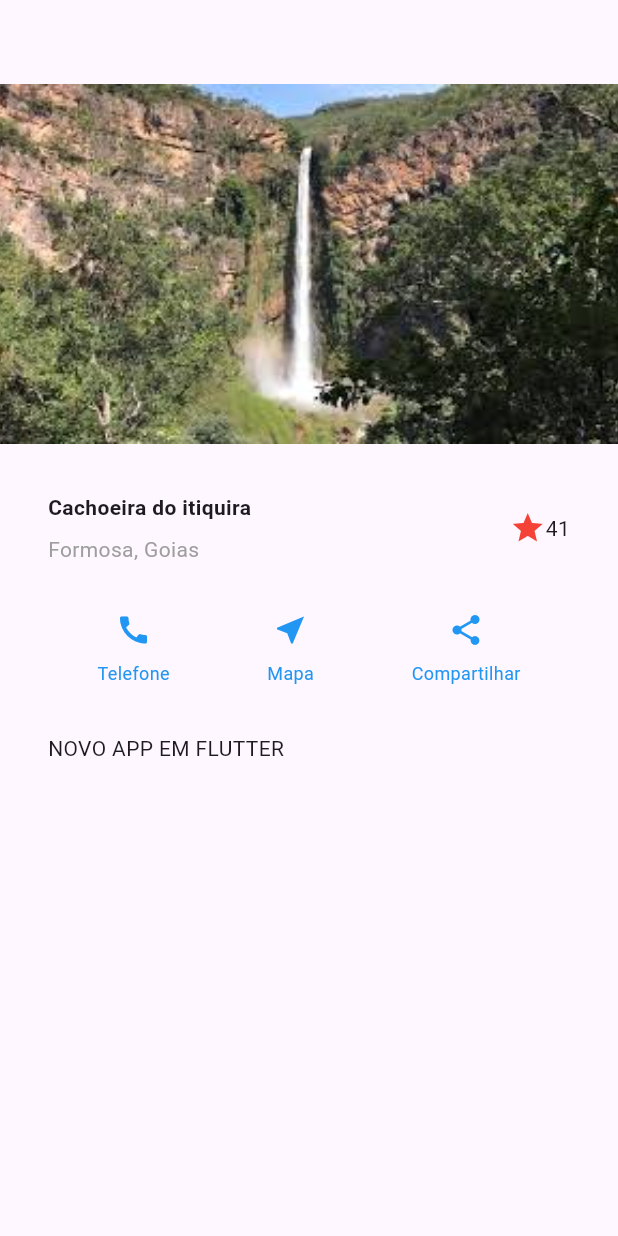
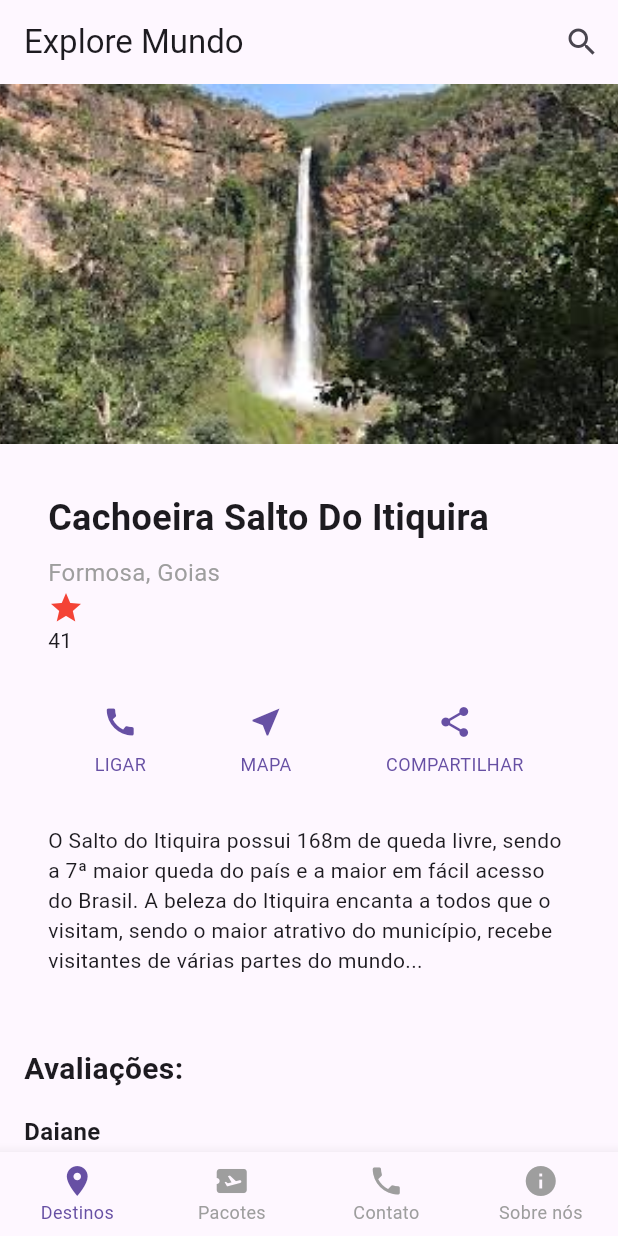
Before and after one commit to brunosantiago29/meuappflutter, a Flutter app: the screen it shows after launch, on a phone screen of 412 x 824 dp. Run offline on Flutter 3.47's test engine with Material 3 defaults, Android fonts, the phone set to English and light mode, and no system bars.

Commit message:
atualização do aplicativo

```diff
--- /dev/null
+++ b/lib/HomeScreen.dart
@@ -0,0 +1,274 @@
+// ignore_for_file: file_names
+
+import 'package:flutter/material.dart'
+    show
+        AppBar,
+        BottomNavigationBar,
+        BottomNavigationBarItem,
+        BottomNavigationBarType,
+        BoxFit,
+        BuildContext,
+        Color,
+        Colors,
+        Column,
+        Container,
+        CrossAxisAlignment,
+        EdgeInsets,
+        FontWeight,
+        GestureDetector,
+        Icon,
+        IconButton,
+        IconData,
+        Icons,
+        Image,
+        Key,
+        ListView,
+        MainAxisAlignment,
+        MainAxisSize,
+        MaterialPageRoute,
+        Navigator,
+        Row,
+        Scaffold,
+        ScaffoldMessenger,
+        SizedBox,
+        SnackBar,
+        StatelessWidget,
+        Text,
+        TextStyle,
+        Theme,
+        VoidCallback,
+        Widget;
+import 'DestinosScreen.dart';
+import 'PacotesScreen.dart';
+import 'ContatoScreen.dart';
+import 'SobreNosScreen.dart';
+
+class HomeScreen extends StatelessWidget {
+  const HomeScreen({Key? key}) : super(key: key);
+
+  @override
+  Widget build(BuildContext context) {
+    return Scaffold(
+      appBar: AppBar(
+        title: const Text('Explore Mundo'),
+        actions: [
+          IconButton(
+            icon: const Icon(Icons.search),
+            onPressed: () {
+              _handleButtonTap(context, 'Abrir tela de pesquisa');
+            },
+          ),
+        ],
+      ),
+      body: ListView(
+        children: [
+          Image.asset(
+            'images/itiquira.jpeg',
+            width: 600,
+            height: 240,
+            fit: BoxFit.cover,
+          ),
+          titleSection,
+          buttonSection(context),
+          textSection,
+          reviewsSection,
+        ],
+      ),
+      bottomNavigationBar: BottomNavigationBar(
+        items: const [
+          BottomNavigationBarItem(
+            icon: Icon(Icons.location_on),
+            label: 'Destinos',
+          ),
+          BottomNavigationBarItem(
+            icon: Icon(Icons.airplane_ticket),
+            label: 'Pacotes',
+          ),
+          BottomNavigationBarItem(
+            icon: Icon(Icons.phone),
+            label: 'Contato',
+          ),
+          BottomNavigationBarItem(
+            icon: Icon(Icons.info),
+            label: 'Sobre nós',
+          ),
+        ],
+        selectedItemColor: Theme.of(context).primaryColor,
+        unselectedItemColor: Colors.grey,
+        selectedFontSize: 12,
+        unselectedFontSize: 12,
+        type: BottomNavigationBarType.fixed,
+        currentIndex: 0,
+        onTap: (index) {
+          _handleNavigation(context, index);
+        },
+      ),
+    );
+  }
+
+  Widget get titleSection {
+    return Container(
+      padding: const EdgeInsets.all(32),
+      child: Column(
+        crossAxisAlignment: CrossAxisAlignment.start,
+        children: [
+          const Text(
+            'Cachoeira Salto Do Itiquira',
+            style: TextStyle(
+              fontWeight: FontWeight.bold,
+              fontSize: 24,
+            ),
+          ),
+          const SizedBox(height: 8),
+          Text(
+            'Formosa, Goias',
+            style: TextStyle(
+              color: Colors.grey[500],
+              fontSize: 16,
+            ),
+          ),
+          Icon(
+            Icons.star,
+            color: Colors.red[500],
+          ),
+          const Text('41'),
+        ],
+      ),
+    );
+  }
+
+  Column _buildButtonColumn(
+      Color color, IconData icon, String label, VoidCallback onTap) {
+    return Column(
+      mainAxisSize: MainAxisSize.min,
+      mainAxisAlignment: MainAxisAlignment.center,
+      children: [
+        GestureDetector(
+          onTap: onTap,
+          child: Icon(icon, color: color),
+        ),
+        Container(
+          margin: const EdgeInsets.only(top: 8),
+          child: Text(
+            label,
+            style: TextStyle(
+              fontSize: 12,
+              fontWeight: FontWeight.w400,
+              color: color,
+            ),
+          ),
+        ),
+      ],
+    );
+  }
+
+  Widget buttonSection(BuildContext context) {
+    Color color = Theme.of(context).primaryColor;
+
+    return Row(
+      mainAxisAlignment: MainAxisAlignment.spaceEvenly,
+      children: [
+        _buildButtonColumn(
+          color,
+          Icons.call,
+          'LIGAR',
+          () => _handleButtonTap(context, 'Ligando...'),
+        ),
+        _buildButtonColumn(
+          color,
+          Icons.near_me,
+          'MAPA',
+          () => _handleButtonTap(context, 'Abrindo google maps...'),
+        ),
+        _buildButtonColumn(
+          color,
+          Icons.share,
+          'COMPARTILHAR',
+          () => _handleButtonTap(context, 'compartilhar para...'),
+        ),
+      ],
+    );
+  }
+
+  void _handleButtonTap(BuildContext context, String action) {
+    ScaffoldMessenger.of(context).showSnackBar(
+      SnackBar(
+        content: Text(action),
+      ),
+    );
+  }
+
+  Widget get textSection {
+    return Container(
+      padding: const EdgeInsets.all(32),
+      child: const Text(
+        'O Salto do Itiquira possui 168m de queda livre, sendo a 7ª maior queda do país e a maior em fácil acesso do Brasil. A beleza do Itiquira encanta a todos que o visitam, sendo o maior atrativo do município, recebe visitantes de várias partes do mundo...',
+        softWrap: true,
+      ),
+    );
+  }
+
+  Widget get reviewsSection {
+    return Container(
+      padding: const EdgeInsets.all(16),
+      child: Column(
+        crossAxisAlignment: CrossAxisAlignment.start,
+        children: [
+          const Text(
+            'Avaliações:',
+            style: TextStyle(
+              fontWeight: FontWeight.bold,
+              fontSize: 20,
+            ),
+          ),
+          const SizedBox(height: 8),
+          _buildReviewItem(
+              'Daiane', 'Excelente lugar para relaxar! Recomendo.'),
+          _buildReviewItem(
+              'Bruno', 'A vista é incrível, experiência inesquecível.'),
+        ],
+      ),
+    );
+  }
+
+  Widget _buildReviewItem(String username, String review) {
+    return Container(
+      margin: const EdgeInsets.symmetric(vertical: 8),
+      child: Column(
+        crossAxisAlignment: CrossAxisAlignment.start,
+        children: [
+          Text(
+            username,
+            style: const TextStyle(
+              fontWeight: FontWeight.bold,
+              fontSize: 16,
+            ),
+          ),
+          const SizedBox(height: 4),
+          Text(review),
+        ],
+      ),
+    );
+  }
+
+  void _handleNavigation(BuildContext context, int index) {
+    switch (index) {
+      case 0:
+        Navigator.push(context,
+            MaterialPageRoute(builder: (context) => const DestinosScreen()));
+        break;
+      case 1:
+        Navigator.push(context,
+            MaterialPageRoute(builder: (context) => const PacotesScreen()));
+        break;
+      case 2:
+        Navigator.push(context,
+            MaterialPageRoute(builder: (context) => const ContatoScreen()));
+        break;
+      case 3:
+        Navigator.push(context,
+            MaterialPageRoute(builder: (context) => const SobreNosScreen()));
+        break;
+    }
+  }
+}
--- a/lib/main.dart
+++ b/lib/main.dart
@@ -1,4 +1,5 @@
 import 'package:flutter/material.dart';
+import 'HomeScreen.dart';
 
 void main() => runApp(const MyApp());
 
@@ -7,101 +8,9 @@ class MyApp extends StatelessWidget {
 
   @override
   Widget build(BuildContext context) {
-    return MaterialApp(
+    return const MaterialApp(
       title: 'Explore Mundo',
-      home: Scaffold(
-        appBar: AppBar(
-          title: const Text(''),
-        ),
-        body: ListView(
-          children: [
-            Image.asset(
-              'images/itiquira.jpeg',
-              width: 600,
-              height: 240,
-              fit: BoxFit.cover,
-            ),
-            titleSection,
-            buttonSection,
-            textSection,
-          ],
-        ),
-      ),
+      home: HomeScreen(),
     );
   }
 }
-
-Widget titleSection = Container(
-  padding: const EdgeInsets.all(32),
-  child: Row(
-    children: [
-      Expanded(
-        child: Column(
-          crossAxisAlignment: CrossAxisAlignment.start,
-          children: [
-            Container(
-              padding: const EdgeInsets.only(bottom: 8),
-              child: const Text(
-                'Cachoeira do itiquira',
-                style: TextStyle(
-                  fontWeight: FontWeight.bold,
-                ),
-              ),
-            ),
-            Text(
-              'Formosa, Goias',
-              style: TextStyle(
-                color: Colors.grey[500],
-              ),
-            ),
-          ],
-        ),
-      ),
-      Icon(
-        Icons.star,
-        color: Colors.red[500],
-      ),
-      const Text('41'),
-    ],
-  ),
-);
-
-Column _buildButtonColumn(Color color, IconData icon, String label) {
-  return Column(
-    mainAxisSize: MainAxisSize.min,
-    mainAxisAlignment: MainAxisAlignment.center,
-    children: [
-      Icon(icon, color: color),
-      Container(
-        margin: const EdgeInsets.only(top: 8),
-        child: Text(
-          label,
-          style: TextStyle(
-            fontSize: 12,
-            fontWeight: FontWeight.w400,
-            color: color,
-          ),
-        ),
-      ),
-    ],
-  );
-}
-
-Color color = Colors.blue; // Pode personalizar a cor conforme necessário
-
-Widget buttonSection = Row(
-  mainAxisAlignment: MainAxisAlignment.spaceEvenly,
-  children: [
-    _buildButtonColumn(color, Icons.call, 'Telefone'),
-    _buildButtonColumn(color, Icons.near_me, 'Mapa'),
-    _buildButtonColumn(color, Icons.share, 'Compartilhar'),
-  ],
-);
-
-Widget textSection = Container(
-  padding: const EdgeInsets.all(32),
-  child: const Text(
-    'NOVO APP EM FLUTTER',
-    softWrap: true,
-  ),
-);
```
Also changed, not shown: lib/ContatoScreen.dart (added, +17 -0 lines), lib/DestinosScreen.dart (added, +17 -0 lines), lib/PacotesScreen.dart (added, +17 -0 lines), lib/SobreNosScreen.dart (added, +17 -0 lines).
